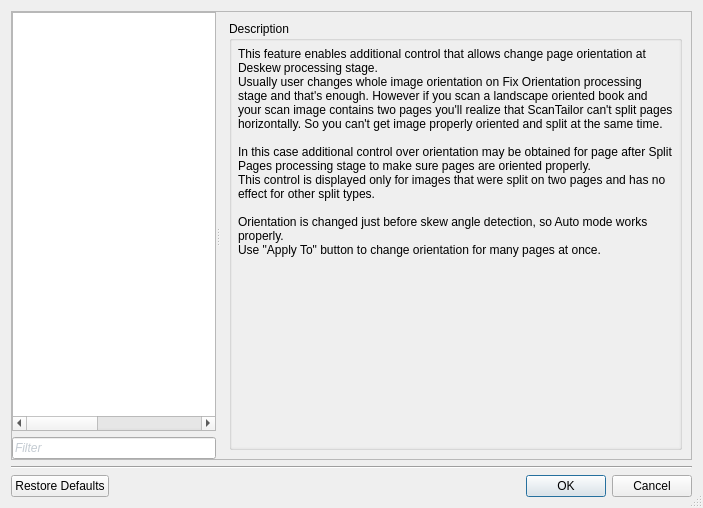
trufanov-nok/scantailor-universal, file ui/SettingsDialog.ui: the form before one commit.
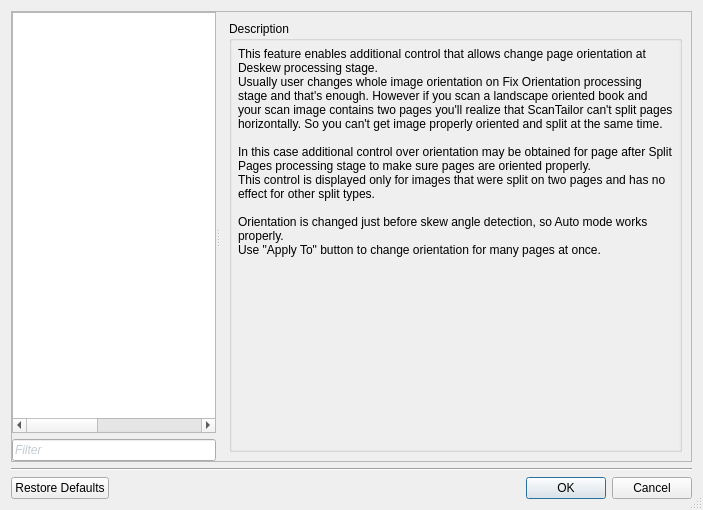
The form after the commit. The open tabs and pages were chosen to show the change. Custom widgets are drawn as their Qt base class.

Commit message: Update translation: RU

Diff of the .ui file:
```diff
--- a/ui/SettingsDialog.ui
+++ b/ui/SettingsDialog.ui
@@ -7,7 +7,7 @@
     <x>0</x>
     <y>0</y>
     <width>703</width>
-    <height>508</height>
+    <height>510</height>
    </rect>
   </property>
   <property name="windowTitle">
@@ -151,6 +151,15 @@
               </color>
              </brush>
             </colorrole>
+            <colorrole role="PlaceholderText">
+             <brush brushstyle="NoBrush">
+              <color alpha="128">
+               <red>138</red>
+               <green>152</green>
+               <blue>166</blue>
+              </color>
+             </brush>
+            </colorrole>
            </active>
            <inactive>
             <colorrole role="Text">
@@ -162,6 +171,15 @@
               </color>
              </brush>
             </colorrole>
+            <colorrole role="PlaceholderText">
+             <brush brushstyle="NoBrush">
+              <color alpha="128">
+               <red>138</red>
+               <green>152</green>
+               <blue>166</blue>
+              </color>
+             </brush>
+            </colorrole>
            </inactive>
            <disabled>
             <colorrole role="Text">
@@ -173,6 +191,15 @@
               </color>
              </brush>
             </colorrole>
+            <colorrole role="PlaceholderText">
+             <brush brushstyle="NoBrush">
+              <color alpha="128">
+               <red>138</red>
+               <green>152</green>
+               <blue>166</blue>
+              </color>
+             </brush>
+            </colorrole>
            </disabled>
           </palette>
          </property>
@@ -1652,8 +1679,8 @@
                <rect>
                 <x>0</x>
                 <y>0</y>
-                <width>422</width>
-                <height>407</height>
+                <width>423</width>
+                <height>406</height>
                </rect>
               </property>
               <layout class="QVBoxLayout" name="verticalLayout_94">
```
Left out of the diff: 80 changed lines with no effect on the pictures. The commit also changes 2 other files.
